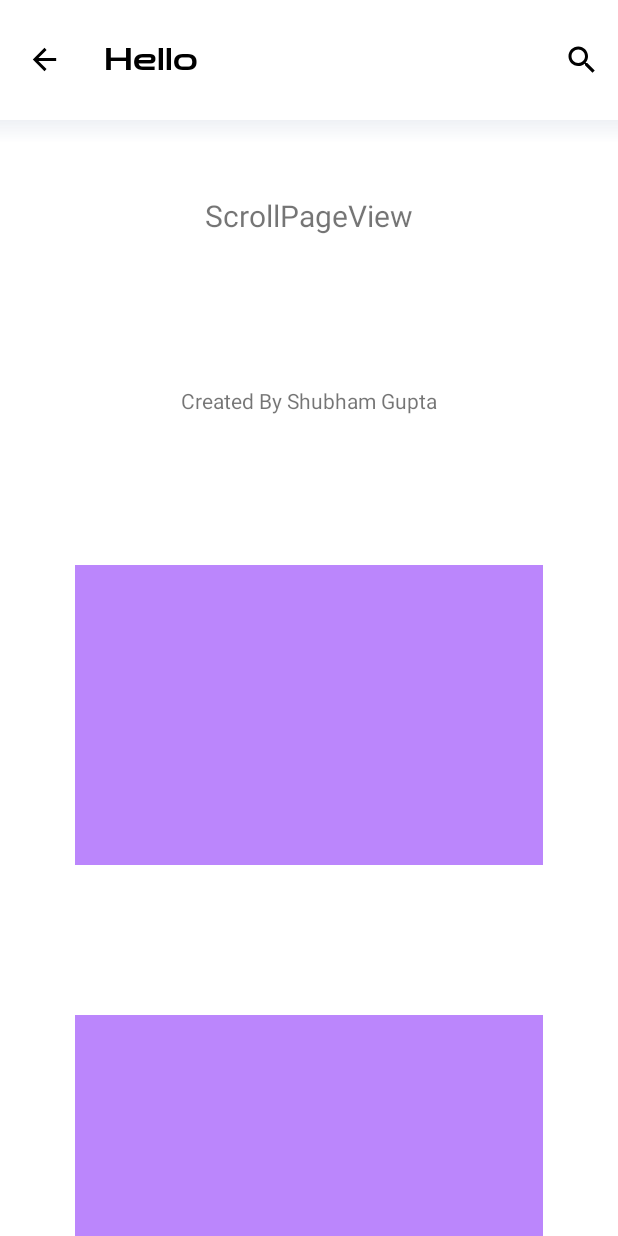
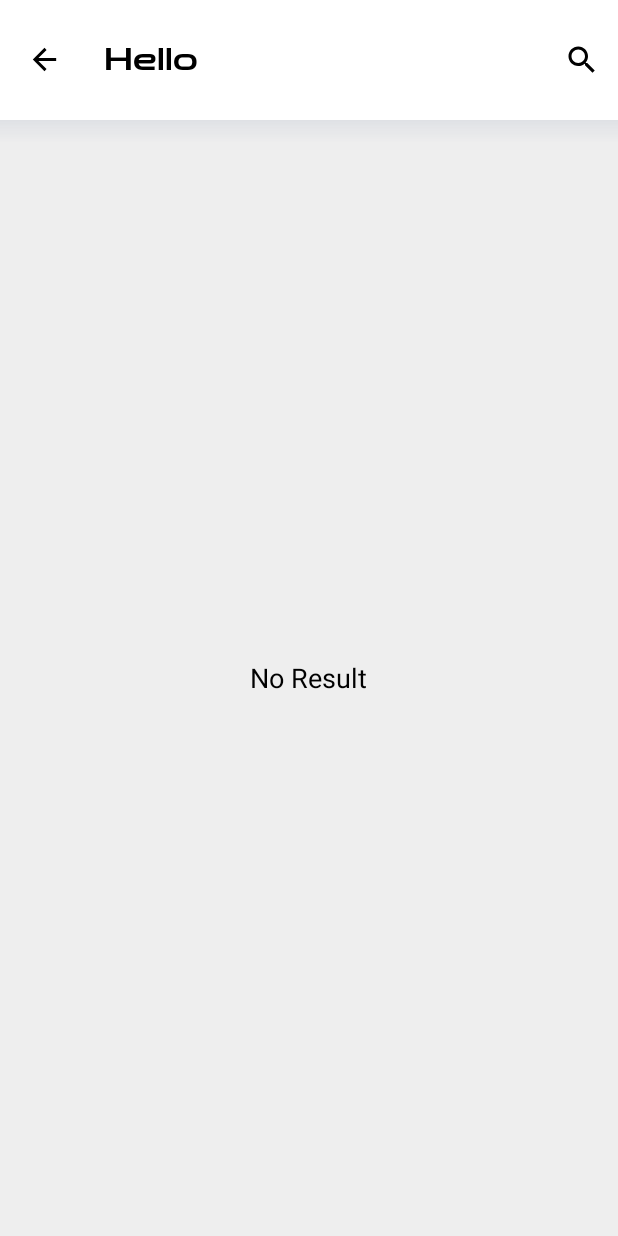
Before and after one commit to shubham-gupta-16/Material-Kit, an Android app: the screen it shows after launch (MainActivity), on a phone screen of 412 x 824 dp. Run offline under Robolectric (Android 15) with nearby library versions, the phone set to English and light mode, and no system bars.

Commit message:
Major Bug Fixed

```diff
--- a/Material-Kit/src/main/java/com/shubhamgupta16/materialkit/PaginationHandler.java
+++ b/Material-Kit/src/main/java/com/shubhamgupta16/materialkit/PaginationHandler.java
@@ -32,7 +32,8 @@ public class PaginationHandler {
                 if (isScrollLoad && (currentItems + scrollOutItems == totalItems)) {
                     if (lastFetch < maxPage) {
                         isScrollLoad = false;
-                        onScrolledListener.onScrolledToBottom(lastFetch + 1);
+                        if (onScrolledListener != null)
+                            onScrolledListener.onScrolledToBottom(lastFetch + 1);
                     }
                 }
             }
@@ -45,6 +46,7 @@ public class PaginationHandler {
         if (isFetched) {
             this.maxPage = maxPage;
             lastFetch = page;
+
         }
     }
 
--- a/Material-Kit/src/main/java/com/shubhamgupta16/materialkit/ProductView.java
+++ b/Material-Kit/src/main/java/com/shubhamgupta16/materialkit/ProductView.java
@@ -29,11 +29,6 @@ public class ProductView extends RelativeLayout {
     private int gridCount = 1;
     boolean reverseLayout = false;
     private PaginationHandler handlePage;
-    private PaginationHandler.OnScrolledListener onScrolledListener;
-
-    public void setOnScrolledListener(PaginationHandler.OnScrolledListener onScrolledListener) {
-        this.onScrolledListener = onScrolledListener;
-    }
 
     public ProductView(Context context) {
         super(context);
@@ -91,11 +86,11 @@ public class ProductView extends RelativeLayout {
         this.noResView.addView(noResView);
     }
 
-    public void setLayout(int orientation) {
-        setLayout(orientation, gridCount, reverseLayout);
+    public void setLayout(int orientation, PaginationHandler.OnScrolledListener onScrolledListener) {
+        setLayout(orientation, gridCount, reverseLayout, onScrolledListener);
     }
 
-    public void setLayout(int orientation, int gridCount, boolean reverseLayout) {
+    public void setLayout(int orientation, int gridCount, boolean reverseLayout, PaginationHandler.OnScrolledListener onScrolledListener) {
         if (orientation == VERTICAL)
             this.orientation = VERTICAL;
         else if (orientation == HORIZONTAL)
@@ -119,7 +114,7 @@ public class ProductView extends RelativeLayout {
         loadingView.setVisibility(VISIBLE);
         noResView.setVisibility(GONE);
         if (handlePage == null)
-            setLayout(orientation, gridCount, reverseLayout);
+            setLayout(orientation, gridCount, reverseLayout, null);
         recyclerView.setAdapter(adapter);
     }
 
--- a/Material-Kit/src/main/java/com/shubhamgupta16/materialkit/UtilsKit.java
+++ b/Material-Kit/src/main/java/com/shubhamgupta16/materialkit/UtilsKit.java
@@ -24,7 +24,7 @@ public class UtilsKit {
     }
 
     public static void fadeVisibleView(final View view) {
-        if (view.getVisibility() == View.VISIBLE) {
+        if (view.getVisibility() != View.VISIBLE) {
             view.setVisibility(View.VISIBLE);
             view.setAlpha(0f);
             view.animate().setDuration(400).alpha(1);
--- a/app/src/main/java/com/shubhamgupta16/materialkitsample/MainActivity.java
+++ b/app/src/main/java/com/shubhamgupta16/materialkitsample/MainActivity.java
@@ -8,8 +8,15 @@ import android.view.MenuItem;
 import android.widget.Toast;
 
 import com.shubhamgupta16.materialkit.PageView;
+import com.shubhamgupta16.materialkit.PaginationHandler;
+import com.shubhamgupta16.materialkit.ProductView;
+
+import java.util.ArrayList;
 
 public class MainActivity extends AppCompatActivity {
+
+    private ProductView productView;
+    private ArrayList<String> strings;
 
     @Override
     protected void onCreate(Bundle savedInstanceState) {
@@ -17,6 +24,7 @@ public class MainActivity extends AppCompatActivity {
         setContentView(R.layout.activity_main);
 
         PageView pageView = findViewById(R.id.pageView);
+        productView = findViewById(R.id.productView);
         pageView.setDefaultToolbarTitle("Default Title"); // if not set in xml
 
         pageView.getToolbar().inflateMenu(R.menu.main);
@@ -28,5 +36,44 @@ public class MainActivity extends AppCompatActivity {
             }
         });
 
+        strings = new ArrayList<>();
+        MyAdapter adapter = new MyAdapter(this, strings);
+
+        productView.setLayout(ProductView.VERTICAL, new PaginationHandler.OnScrolledListener() {
+            @Override
+            public void onScrolledToBottom(int page) {
+                fetch(page);
+                Toast.makeText(MainActivity.this, "Here", Toast.LENGTH_SHORT).show();
+            }
+        });
+        productView.setNoResView(R.layout.no_res_layout);
+        productView.setAdapter(adapter);
+        fetch(1);
+//        productView.showNoResLayout();
+    }
+
+    public void fetch(int page){
+        productView.fetchStart();
+        /*strings.add("Heelo");
+        strings.add("Heelo");
+        strings.add("Heelo");
+        strings.add("Heelo");
+        strings.add("Heelo");
+        strings.add("Heelo");
+        strings.add("Heelo");
+        strings.add("Heelo");
+        strings.add("Heelo");
+        strings.add("Heelo");
+        strings.add("Heelo");
+        strings.add("Heelo");
+        strings.add("Heelo");
+        strings.add("Heelo");
+        strings.add("Heelo");
+        strings.add("Heelo");
+        strings.add("Heelo");
+        strings.add("Heelo");
+        strings.add("Heelo");
+        strings.add("Heelo " + page);*/
+        productView.dataFetched(false, 0, page);
     }
 }
--- /dev/null
+++ b/app/src/main/java/com/shubhamgupta16/materialkitsample/MyAdapter.java
@@ -0,0 +1,62 @@
+package com.shubhamgupta16.materialkitsample;
+
+import android.annotation.SuppressLint;
+import android.app.Activity;
+import android.view.LayoutInflater;
+import android.view.View;
+import android.view.ViewGroup;
+import android.widget.TextView;
+import android.widget.Toast;
+
+import androidx.annotation.NonNull;
+import androidx.recyclerview.widget.RecyclerView;
+
+import java.util.ArrayList;
+
+public class MyAdapter extends RecyclerView.Adapter<MyAdapter.ViewHolder> {
+
+    private final Activity activity;
+    private final ArrayList<String> strings;
+
+    public MyAdapter(Activity context, ArrayList<String> strings) {
+        this.activity = context;
+        this.strings = strings;
+    }
+
+    @NonNull
+    @Override
+    public ViewHolder onCreateViewHolder(@NonNull ViewGroup parent, int viewType) {
+        LayoutInflater inflater = LayoutInflater.from(activity);
+        View view = inflater.inflate(android.R.layout.simple_list_item_1, parent, false);
+        return new ViewHolder(view);
+    }
+
+    @SuppressLint("SetTextI18n")
+    @Override
+    public void onBindViewHolder(@NonNull final ViewHolder holder, final int position) {
+
+        holder.name.setText(strings.get(position));
+
+        holder.itemView.setOnClickListener(new View.OnClickListener() {
+            @Override
+            public void onClick(View view) {
+                Toast.makeText(activity, position + "", Toast.LENGTH_SHORT).show();
+            }
+        });
+
+    }
+
+    @Override
+    public int getItemCount() {
+        return strings.size();
+    }
+
+    static class ViewHolder extends RecyclerView.ViewHolder {
+        private final TextView name;
+
+        ViewHolder(@NonNull View itemView) {
+            super(itemView);
+            name = itemView.findViewById(android.R.id.text1);
+        }
+    }
+}
--- a/app/src/main/res/layout/activity_main.xml
+++ b/app/src/main/res/layout/activity_main.xml
@@ -21,7 +21,12 @@
     app:toolbarTitleSize="20sp"
     tools:context=".MainActivity">
 
-    <com.shubhamgupta16.materialkit.LinearScrollView
+    <com.shubhamgupta16.materialkit.ProductView
+        android:id="@+id/productView"
+        android:layout_width="match_parent"
+        android:layout_height="match_parent"/>
+
+    <!--<com.shubhamgupta16.materialkit.LinearScrollView
         android:layout_width="match_parent"
         android:layout_height="match_parent">
 
@@ -53,7 +58,7 @@
         android:layout_height="400dp"
         android:layout_margin="50dp"
         android:background="@color/purple_200" />
-    </com.shubhamgupta16.materialkit.LinearScrollView>
+    </com.shubhamgupta16.materialkit.LinearScrollView>-->
 
     <!--<include layout="@layout/loading_layout"
         android:layout_height="match_parent"
--- /dev/null
+++ b/app/src/main/res/layout/no_res_layout.xml
@@ -0,0 +1,14 @@
+<?xml version="1.0" encoding="utf-8"?>
+<RelativeLayout
+    android:background="#eee"
+    xmlns:android="http://schemas.android.com/apk/res/android" android:layout_width="match_parent"
+    android:layout_height="match_parent">
+
+    <TextView
+        android:textSize="18sp"
+        android:textColor="@color/black"
+        android:layout_centerInParent="true"
+        android:layout_width="wrap_content"
+        android:layout_height="wrap_content"
+        android:text="No Result"/>
+</RelativeLayout>
```
